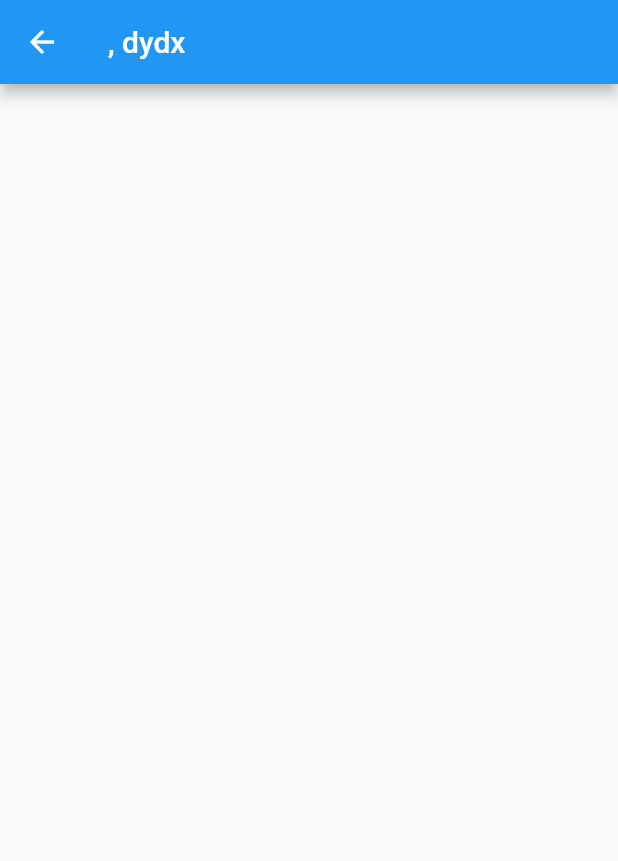
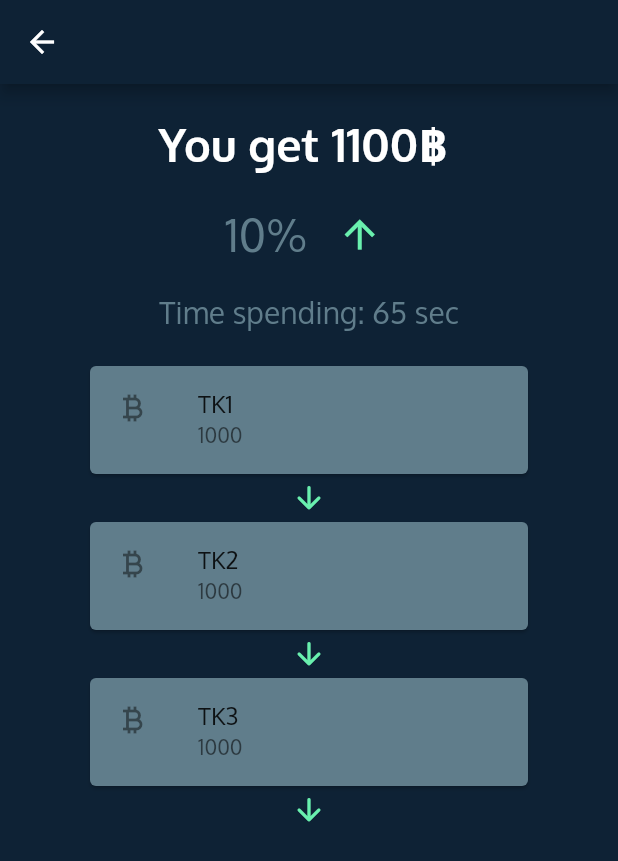
Before and after one commit to CypherBot-Final-Project/mobile-app, a Flutter app: the screen it shows after launch, tab 2 chosen, after a tap on "Start Arbitrage", on a phone screen of 412 x 824 dp. Shown: the top 861 px of the screen. Run offline on Flutter 3.47's test engine with Material 2 defaults, Android fonts, the light colour scheme and no system bars; missing offline and left inert: candlesticks; network calls fail.

Commit message:
feat: add sample result page

```diff
--- a/lib/result.dart
+++ b/lib/result.dart
@@ -1,4 +1,6 @@
 import 'package:flutter/material.dart';
+
+final items = ["1","2","3"];
 
 class Result extends StatefulWidget {
   final String money;
@@ -13,15 +15,100 @@
   @override
   Widget build(BuildContext context){
     return MaterialApp(
+      theme: ThemeData(fontFamily: "Oxygen"),
       home: Scaffold(
         appBar: AppBar(
-          title: Text("${widget.money}, ${widget.provider}"),
+          backgroundColor: const Color.fromARGB(255, 14, 34, 53),
+          // title: Text("${widget.money}, ${widget.provider}"),
           leading: IconButton(
             icon: const Icon(Icons.arrow_back, color: Colors.white),
             onPressed: () => Navigator.of(context).pop(),
           ),
-          )
+        ),
+        backgroundColor: const Color.fromARGB(255, 14, 34, 53),
+        body: Container(
+          padding: EdgeInsets.only(top:20),
+
+          child: Column(
+            children: [
+              Center(
+                child: Text(
+                  "You get 1100฿ ",
+                  style: TextStyle(
+                    color: Colors.white ,
+                    fontWeight: FontWeight.bold,
+                    fontSize: 30)
+                    ),
+                  ),
+                  Row(
+                    children: [
+                      Padding(
+                        padding: EdgeInsets.fromLTRB(150, 20, 20, 0),
+                        child: Text(
+                        "10%",
+                        textAlign: TextAlign.center,
+                        style: TextStyle(
+                          color: Colors.blueGrey,
+                          fontSize: 30,
+                          )
+                      ),
+                      ),
+                      Padding(
+                        padding: EdgeInsets.only(top:20),
+                        child: Icon(Icons.arrow_upward_outlined, color: Colors.greenAccent, size: 30,),
+                        )
+                      ]
+                    ),
+                  Padding(
+                    padding: EdgeInsets.only(top:20),
+                    child: Center(
+                    child: Text(
+                      "Time spending: 65 sec",
+                      style: TextStyle(
+                        color: Colors.blueGrey,
+                        fontSize: 20,
+                        )
+                      ),
+                    ),
+                  ),
+                  SizedBox(
+                    height: 500,
+                    width: 300,
+                    child: Padding(
+                      padding: EdgeInsets.only(top:20),
+                      child: ListView.builder(
+                      itemCount: items.length,
+                      itemBuilder:(context, index) {
+                        return Column(
+                          children: [
+                            _buildCard(items[index]),
+                            Icon(Icons.arrow_downward_rounded, color: Colors.greenAccent,)
+                          ],
+                        );
+                      },
+                    )
+                    )
+                    )
+
+              ],
+            )
+        ),
         ),
     );
   }
+
+  Card _buildCard(String index){
+    return Card(
+      color: Colors.blueGrey,
+      child: Column(
+        children: [
+          ListTile(
+            leading: Icon(Icons.currency_bitcoin),
+            title: Text("TK$index"),
+            subtitle: Text("1000"),
+          ),
+        ],
+      )
+    );
+  }
 }
```
